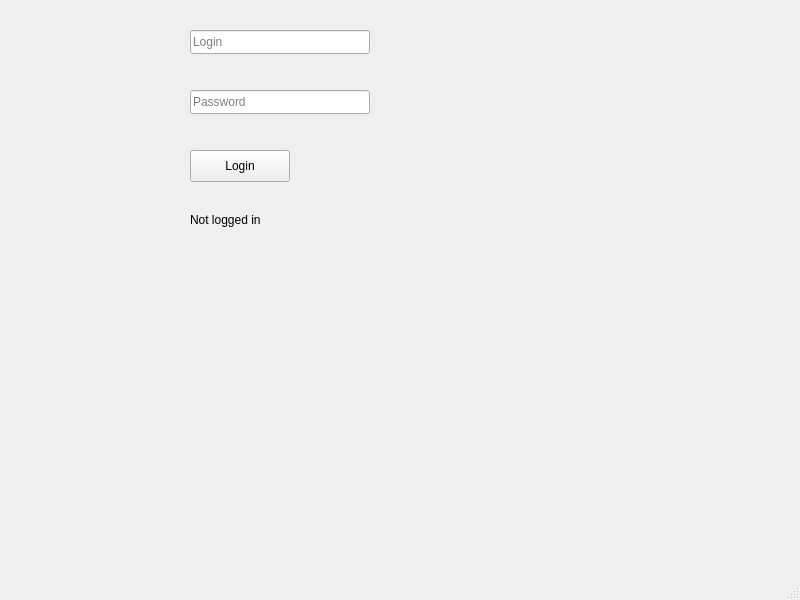
Quisede/LP_VKR, file LP_Server/client-qt/LMSClient/mainwindow.ui: the form before one commit.
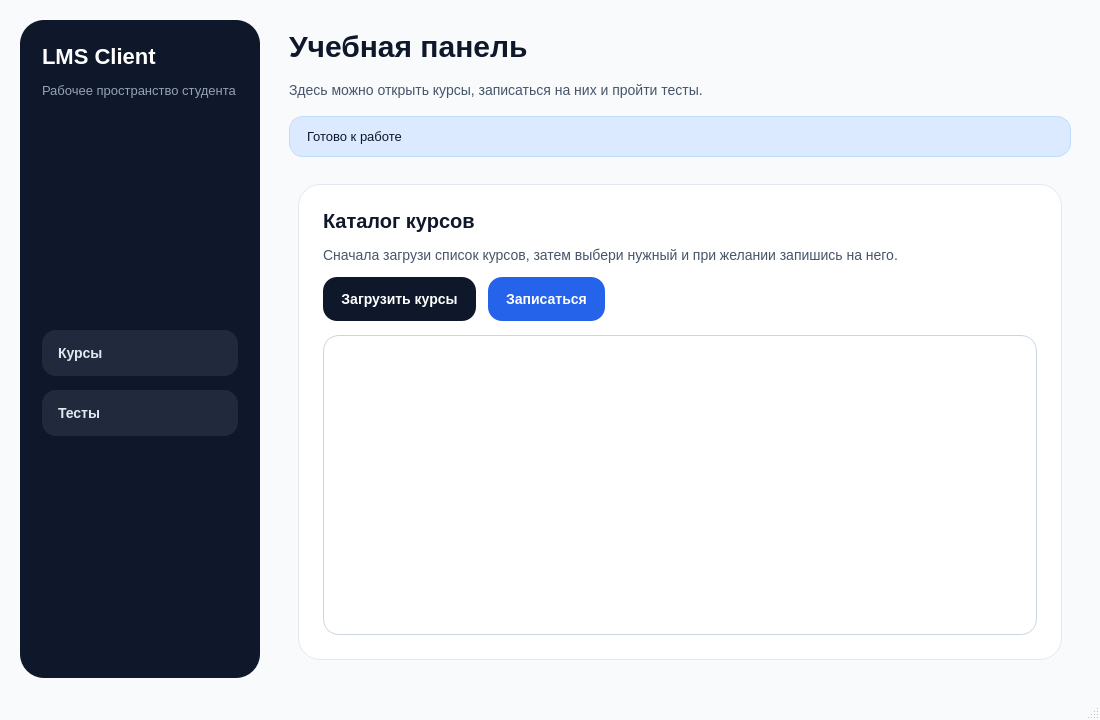
The form after the commit.

Commit message: [main] Окно авторизации, выбора курсов и тестов

Diff of the .ui file:
```diff
--- a/LP_Server/client-qt/LMSClient/mainwindow.ui
+++ b/LP_Server/client-qt/LMSClient/mainwindow.ui
@@ -6,69 +6,463 @@
    <rect>
     <x>0</x>
     <y>0</y>
-    <width>800</width>
-    <height>600</height>
+    <width>1100</width>
+    <height>720</height>
    </rect>
   </property>
   <property name="windowTitle">
    <string>LMS Client</string>
   </property>
+  <property name="styleSheet">
+   <string notr="true">QMainWindow {
+    background-color: #f8fafc;
+}
+
+QWidget#centralwidget {
+    background-color: #f8fafc;
+}
+
+QFrame#sidebarFrame {
+    background-color: #0f172a;
+    border-radius: 24px;
+}
+
+QLabel#brandLabel {
+    color: #ffffff;
+    font-size: 22px;
+    font-weight: 700;
+}
+
+QLabel#brandCaptionLabel {
+    color: #94a3b8;
+    font-size: 13px;
+}
+
+QPushButton#coursesButton,
+QPushButton#testButton {
+    min-height: 46px;
+    border: none;
+    border-radius: 14px;
+    padding: 0 16px;
+    text-align: left;
+    background-color: rgba(148, 163, 184, 0.14);
+    color: #e2e8f0;
+    font-size: 14px;
+    font-weight: 600;
+}
+
+QPushButton#coursesButton:hover,
+QPushButton#testButton:hover {
+    background-color: rgba(148, 163, 184, 0.24);
+}
+
+QFrame#contentFrame {
+    background-color: transparent;
+}
+
+QLabel#pageTitleLabel {
+    color: #0f172a;
+    font-size: 30px;
+    font-weight: 700;
+}
+
+QLabel#pageSubtitleLabel {
+    color: #475569;
+    font-size: 14px;
+}
+
+QLabel#statusLabel {
+    color: #0f172a;
+    background-color: #dbeafe;
+    border: 1px solid #bfdbfe;
+    border-radius: 14px;
+    padding: 12px 14px;
+    font-size: 13px;
+}
+
+QFrame#pageCard,
+QFrame#testCard {
+    background-color: #ffffff;
+    border: 1px solid #e2e8f0;
+    border-radius: 22px;
+}
+
+QLabel#sectionTitleLabel,
+QLabel#testSectionTitleLabel {
+    color: #0f172a;
+    font-size: 20px;
+    font-weight: 700;
+}
+
+QLabel#sectionHintLabel,
+QLabel#testHintLabel,
+QLabel#questionLabel {
+    color: #475569;
+    font-size: 14px;
+}
+
+QPushButton#loadCoursesButton,
+QPushButton#enrollButton,
+QPushButton#loadTestButton,
+QPushButton#submitTestButton {
+    min-height: 44px;
+    border: none;
+    border-radius: 14px;
+    padding: 0 18px;
+    background-color: #0f172a;
+    color: white;
+    font-size: 14px;
+    font-weight: 600;
+}
+
+QPushButton#loadCoursesButton:hover,
+QPushButton#enrollButton:hover,
+QPushButton#loadTestButton:hover,
+QPushButton#submitTestButton:hover {
+    background-color: #1e293b;
+}
+
+QPushButton#enrollButton {
+    background-color: #2563eb;
+}
+
+QPushButton#enrollButton:hover {
+    background-color: #1d4ed8;
+}
+
+QListWidget,
+QComboBox {
+    border: 1px solid #cbd5e1;
+    border-radius: 16px;
+    background-color: #ffffff;
+    color: #0f172a;
+    padding: 10px;
+    font-size: 14px;
+}</string>
+  </property>
   <widget class="QWidget" name="centralwidget">
-   <widget class="QLineEdit" name="loginEdit">
-    <property name="geometry">
-     <rect>
-      <x>190</x>
-      <y>30</y>
-      <width>180</width>
-      <height>24</height>
-     </rect>
+   <layout class="QHBoxLayout" name="rootLayout">
+    <property name="spacing">
+     <number>20</number>
     </property>
-    <property name="placeholderText">
-     <string>Login</string>
+    <property name="leftMargin">
+     <number>20</number>
     </property>
-   </widget>
-   <widget class="QLineEdit" name="passwordEdit">
-    <property name="geometry">
-     <rect>
-      <x>190</x>
-      <y>90</y>
-      <width>180</width>
-      <height>24</height>
-     </rect>
+    <property name="topMargin">
+     <number>20</number>
     </property>
-    <property name="echoMode">
-     <enum>QLineEdit::EchoMode::Password</enum>
+    <property name="rightMargin">
+     <number>20</number>
     </property>
-    <property name="placeholderText">
-     <string>Password</string>
+    <property name="bottomMargin">
+     <number>20</number>
     </property>
-   </widget>
-   <widget class="QPushButton" name="loginButton">
-    <property name="geometry">
-     <rect>
-      <x>190</x>
-      <y>150</y>
-      <width>100</width>
-      <height>32</height>
-     </rect>
-    </property>
-    <property name="text">
-     <string>Login</string>
-    </property>
-   </widget>
-   <widget class="QLabel" name="statusLabel">
-    <property name="geometry">
-     <rect>
-      <x>190</x>
-      <y>210</y>
-      <width>240</width>
-      <height>20</height>
-     </rect>
-    </property>
-    <property name="text">
-     <string>Not logged in</string>
-    </property>
-   </widget>
+    <item>
+     <widget class="QFrame" name="sidebarFrame">
+      <property name="minimumSize">
+       <size>
+        <width>240</width>
+        <height>0</height>
+       </size>
+      </property>
+      <property name="maximumSize">
+       <size>
+        <width>260</width>
+        <height>16777215</height>
+       </size>
+      </property>
+      <property name="frameShape">
+       <enum>QFrame::Shape::StyledPanel</enum>
+      </property>
+      <property name="frameShadow">
+       <enum>QFrame::Shadow::Raised</enum>
+      </property>
+      <layout class="QVBoxLayout" name="sidebarLayout">
+       <property name="leftMargin">
+        <number>22</number>
+       </property>
+       <property name="topMargin">
+        <number>24</number>
+       </property>
+       <property name="rightMargin">
+        <number>22</number>
+       </property>
+       <property name="bottomMargin">
+        <number>24</number>
+       </property>
+       <property name="spacing">
+        <number>14</number>
+       </property>
+       <item>
+        <widget class="QLabel" name="brandLabel">
+         <property name="text">
+          <string>LMS Client</string>
+         </property>
+        </widget>
+       </item>
+       <item>
+        <widget class="QLabel" name="brandCaptionLabel">
+         <property name="text">
+          <string>Рабочее пространство студента</string>
+         </property>
+         <property name="wordWrap">
+          <bool>true</bool>
+         </property>
+        </widget>
+       </item>
+       <item>
+        <spacer name="sidebarSpacerTop">
+         <property name="orientation">
+          <enum>Qt::Vertical</enum>
+         </property>
+         <property name="sizeHint" stdset="0">
+          <size>
+           <width>20</width>
+           <height>24</height>
+          </size>
+         </property>
+        </spacer>
+       </item>
+       <item>
+        <widget class="QPushButton" name="coursesButton">
+         <property name="text">
+          <string>Курсы</string>
+         </property>
+        </widget>
+       </item>
+       <item>
+        <widget class="QPushButton" name="testButton">
+         <property name="text">
+          <string>Тесты</string>
+         </property>
+        </widget>
+       </item>
+       <item>
+        <spacer name="sidebarSpacerBottom">
+         <property name="orientation">
+          <enum>Qt::Vertical</enum>
+         </property>
+         <property name="sizeHint" stdset="0">
+          <size>
+           <width>20</width>
+           <height>40</height>
+          </size>
+         </property>
+        </spacer>
+       </item>
+      </layout>
+     </widget>
+    </item>
+    <item>
+     <widget class="QFrame" name="contentFrame">
+      <property name="frameShape">
+       <enum>QFrame::Shape::NoFrame</enum>
+      </property>
+      <layout class="QVBoxLayout" name="contentLayout">
+       <property name="spacing">
+        <number>18</number>
+       </property>
+       <item>
+        <widget class="QLabel" name="pageTitleLabel">
+         <property name="text">
+          <string>Учебная панель</string>
+         </property>
+        </widget>
+       </item>
+       <item>
+        <widget class="QLabel" name="pageSubtitleLabel">
+         <property name="text">
+          <string>Здесь можно открыть курсы, записаться на них и пройти тесты.</string>
+         </property>
+        </widget>
+       </item>
+       <item>
+        <widget class="QLabel" name="statusLabel">
+         <property name="text">
+          <string>Готово к работе</string>
+         </property>
+         <property name="wordWrap">
+          <bool>true</bool>
+         </property>
+        </widget>
+       </item>
+       <item>
+        <widget class="QStackedWidget" name="stackedWidget">
+         <property name="currentIndex">
+          <number>0</number>
+         </property>
+         <widget class="QWidget" name="coursesPage">
+          <layout class="QVBoxLayout" name="coursesPageLayout">
+           <property name="spacing">
+            <number>16</number>
+           </property>
+           <item>
+            <widget class="QFrame" name="pageCard">
+             <property name="frameShape">
+              <enum>QFrame::Shape::StyledPanel</enum>
+             </property>
+             <property name="frameShadow">
+              <enum>QFrame::Shadow::Raised</enum>
+             </property>
+             <layout class="QVBoxLayout" name="coursesCardLayout">
+              <property name="leftMargin">
+               <number>24</number>
+              </property>
+              <property name="topMargin">
+               <number>24</number>
+              </property>
+              <property name="rightMargin">
+               <number>24</number>
+              </property>
+              <property name="bottomMargin">
+               <number>24</number>
+              </property>
+              <property name="spacing">
+               <number>14</number>
+              </property>
+              <item>
+               <widget class="QLabel" name="sectionTitleLabel">
+                <property name="text">
+                 <string>Каталог курсов</string>
+                </property>
+               </widget>
+              </item>
+              <item>
+               <widget class="QLabel" name="sectionHintLabel">
+                <property name="text">
+                 <string>Сначала загрузи список курсов, затем выбери нужный и при желании запишись на него.</string>
+                </property>
+                <property name="wordWrap">
+                 <bool>true</bool>
+                </property>
+               </widget>
+              </item>
+              <item>
+               <layout class="QHBoxLayout" name="coursesActionsLayout">
+                <property name="spacing">
+                 <number>12</number>
+                </property>
+                <item>
+                 <widget class="QPushButton" name="loadCoursesButton">
+                  <property name="text">
+                   <string>Загрузить курсы</string>
+                  </property>
+                 </widget>
+                </item>
+                <item>
+                 <widget class="QPushButton" name="enrollButton">
+                  <property name="text">
+                   <string>Записаться</string>
+                  </property>
+                 </widget>
+                </item>
+                <item>
+                 <spacer name="coursesActionsSpacer">
+                  <property name="orientation">
+                   <enum>Qt::Horizontal</enum>
+                  </property>
+                  <property name="sizeHint" stdset="0">
+                   <size>
+                    <width>40</width>
+                    <height>20</height>
+                   </size>
+                  </property>
+                 </spacer>
+                </item>
+               </layout>
+              </item>
+              <item>
+               <widget class="QListWidget" name="coursesList"/>
+              </item>
+             </layout>
+            </widget>
+           </item>
+          </layout>
+         </widget>
+         <widget class="QWidget" name="testPage">
+          <layout class="QVBoxLayout" name="testPageLayout">
+           <property name="spacing">
+            <number>16</number>
+           </property>
+           <item>
+            <widget class="QFrame" name="testCard">
+             <property name="frameShape">
+              <enum>QFrame::Shape::StyledPanel</enum>
+             </property>
+             <property name="frameShadow">
+              <enum>QFrame::Shadow::Raised</enum>
+             </property>
+             <layout class="QVBoxLayout" name="testCardLayout">
+              <property name="leftMargin">
+               <number>24</number>
+              </property>
+              <property name="topMargin">
+               <number>24</number>
+              </property>
+              <property name="rightMargin">
+               <number>24</number>
+              </property>
+              <property name="bottomMargin">
+               <number>24</number>
+              </property>
+              <property name="spacing">
+               <number>14</number>
+              </property>
+              <item>
+               <widget class="QLabel" name="testSectionTitleLabel">
+                <property name="text">
+                 <string>Тестирование</string>
+                </property>
+               </widget>
+              </item>
+              <item>
+               <widget class="QLabel" name="testHintLabel">
+                <property name="text">
+                 <string>Выбери курс на странице курсов, затем открой тест и отправь свой ответ.</string>
+                </property>
+                <property name="wordWrap">
+                 <bool>true</bool>
+                </property>
+               </widget>
+              </item>
+              <item>
+               <widget class="QPushButton" name="loadTestButton">
+                <property name="text">
+                 <string>Загрузить тест</string>
+                </property>
+               </widget>
+              </item>
+              <item>
+               <widget class="QLabel" name="questionLabel">
+                <property name="text">
+                 <string>Здесь появится вопрос после загрузки теста</string>
+                </property>
+                <property name="wordWrap">
+                 <bool>true</bool>
+                </property>
+               </widget>
+              </item>
+              <item>
+               <widget class="QComboBox" name="answersBox"/>
+              </item>
+              <item>
+               <widget class="QPushButton" name="submitTestButton">
+                <property name="text">
+                 <string>Отправить ответ</string>
+                </property>
+               </widget>
+              </item>
+             </layout>
+            </widget>
+           </item>
+          </layout>
+         </widget>
+        </widget>
+       </item>
+      </layout>
+     </widget>
+    </item>
+   </layout>
   </widget>
   <widget class="QMenuBar" name="menubar">
    <property name="geometry">
```
Left out of the diff: 2 changed lines with no effect on the pictures. The commit also changes 10 other files.
